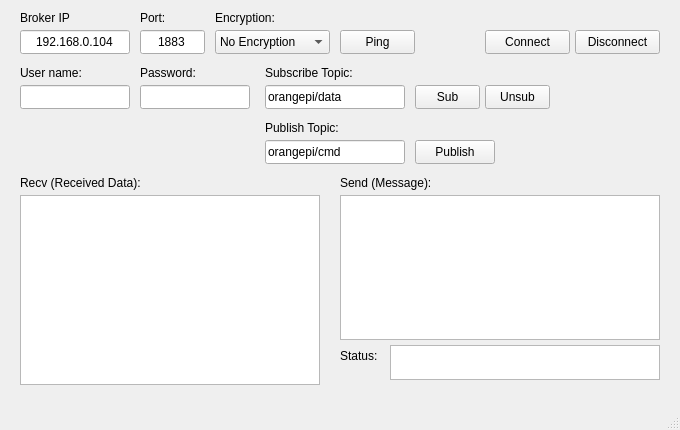
LazyLoon05/MQTT_PC_pi, file mainwindow.ui: the form before one commit.
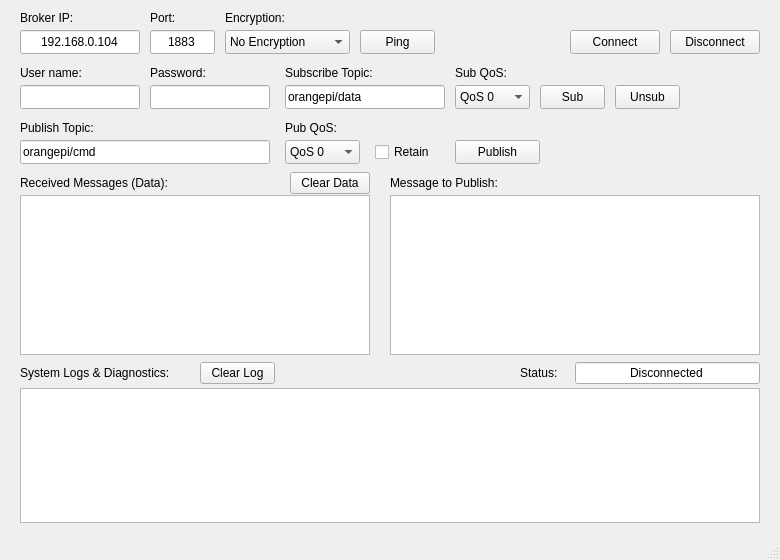
The form after the commit.

Commit message: Step 1.3: Separate Data Messages from System Logs, add Clear buttons, QoS and Retain support

```diff
--- a/mainwindow.ui
+++ b/mainwindow.ui
@@ -6,8 +6,8 @@
    <rect>
     <x>0</x>
     <y>0</y>
-    <width>680</width>
-    <height>430</height>
+    <width>780</width>
+    <height>560</height>
    </rect>
   </property>
   <property name="windowTitle">
@@ -19,7 +19,7 @@
      <rect>
       <x>20</x>
       <y>10</y>
-      <width>50</width>
+      <width>60</width>
       <height>16</height>
      </rect>
     </property>
@@ -32,7 +32,7 @@
      <rect>
       <x>20</x>
       <y>30</y>
-      <width>110</width>
+      <width>120</width>
       <height>24</height>
      </rect>
     </property>
@@ -46,7 +46,7 @@
    <widget class="QLabel" name="label_3">
     <property name="geometry">
      <rect>
-      <x>140</x>
+      <x>150</x>
       <y>10</y>
       <width>40</width>
       <height>16</height>
@@ -59,7 +59,7 @@
    <widget class="QLineEdit" name="PortEdit">
     <property name="geometry">
      <rect>
-      <x>140</x>
+      <x>150</x>
       <y>30</y>
       <width>65</width>
       <height>24</height>
@@ -75,7 +75,7 @@
    <widget class="QLabel" name="label_enc">
     <property name="geometry">
      <rect>
-      <x>215</x>
+      <x>225</x>
       <y>10</y>
       <width>80</width>
       <height>16</height>
@@ -88,9 +88,9 @@
    <widget class="QComboBox" name="Encryption">
     <property name="geometry">
      <rect>
-      <x>215</x>
+      <x>225</x>
       <y>30</y>
-      <width>115</width>
+      <width>125</width>
       <height>24</height>
      </rect>
     </property>
@@ -108,7 +108,7 @@
    <widget class="QPushButton" name="PingButton">
     <property name="geometry">
      <rect>
-      <x>340</x>
+      <x>360</x>
       <y>30</y>
       <width>75</width>
       <height>24</height>
@@ -121,9 +121,9 @@
    <widget class="QPushButton" name="ConnectButton">
     <property name="geometry">
      <rect>
-      <x>485</x>
+      <x>570</x>
       <y>30</y>
-      <width>85</width>
+      <width>90</width>
       <height>24</height>
      </rect>
     </property>
@@ -134,9 +134,9 @@
    <widget class="QPushButton" name="CancelButton">
     <property name="geometry">
      <rect>
-      <x>575</x>
+      <x>670</x>
       <y>30</y>
-      <width>85</width>
+      <width>90</width>
       <height>24</height>
      </rect>
     </property>
@@ -162,7 +162,7 @@
      <rect>
       <x>20</x>
       <y>85</y>
-      <width>110</width>
+      <width>120</width>
       <height>24</height>
      </rect>
     </property>
@@ -170,7 +170,7 @@
    <widget class="QLabel" name="label_7">
     <property name="geometry">
      <rect>
-      <x>140</x>
+      <x>150</x>
       <y>65</y>
       <width>70</width>
       <height>16</height>
@@ -183,9 +183,9 @@
    <widget class="QLineEdit" name="PassEdit">
     <property name="geometry">
      <rect>
-      <x>140</x>
+      <x>150</x>
       <y>85</y>
-      <width>110</width>
+      <width>120</width>
       <height>24</height>
      </rect>
     </property>
@@ -193,9 +193,9 @@
    <widget class="QLabel" name="label_sub">
     <property name="geometry">
      <rect>
-      <x>265</x>
+      <x>285</x>
       <y>65</y>
-      <width>100</width>
+      <width>110</width>
       <height>16</height>
      </rect>
     </property>
@@ -206,9 +206,9 @@
    <widget class="QLineEdit" name="SubTopicEdit">
     <property name="geometry">
      <rect>
-      <x>265</x>
+      <x>285</x>
       <y>85</y>
-      <width>140</width>
+      <width>160</width>
       <height>24</height>
      </rect>
     </property>
@@ -216,10 +216,48 @@
      <string>orangepi/data</string>
     </property>
    </widget>
+   <widget class="QLabel" name="label_sub_qos">
+    <property name="geometry">
+     <rect>
+      <x>455</x>
+      <y>65</y>
+      <width>55</width>
+      <height>16</height>
+     </rect>
+    </property>
+    <property name="text">
+     <string>Sub QoS:</string>
+    </property>
+   </widget>
+   <widget class="QComboBox" name="SubQosCombo">
+    <property name="geometry">
+     <rect>
+      <x>455</x>
+      <y>85</y>
+      <width>75</width>
+      <height>24</height>
+     </rect>
+    </property>
+    <item>
+     <property name="text">
+      <string>QoS 0</string>
+     </property>
+    </item>
+    <item>
+     <property name="text">
+      <string>QoS 1</string>
+     </property>
+    </item>
+    <item>
+     <property name="text">
+      <string>QoS 2</string>
+     </property>
+    </item>
+   </widget>
    <widget class="QPushButton" name="SubButton">
     <property name="geometry">
      <rect>
-      <x>415</x>
+      <x>540</x>
       <y>85</y>
       <width>65</width>
       <height>24</height>
@@ -232,7 +270,7 @@
    <widget class="QPushButton" name="UnsubButton">
     <property name="geometry">
      <rect>
-      <x>485</x>
+      <x>615</x>
       <y>85</y>
       <width>65</width>
       <height>24</height>
@@ -245,9 +283,9 @@
    <widget class="QLabel" name="label_pub">
     <property name="geometry">
      <rect>
-      <x>265</x>
+      <x>20</x>
       <y>120</y>
-      <width>100</width>
+      <width>110</width>
       <height>16</height>
      </rect>
     </property>
@@ -258,9 +296,9 @@
    <widget class="QLineEdit" name="PubTopicEdit">
     <property name="geometry">
      <rect>
-      <x>265</x>
+      <x>20</x>
       <y>140</y>
-      <width>140</width>
+      <width>250</width>
       <height>24</height>
      </rect>
     </property>
@@ -268,12 +306,63 @@
      <string>orangepi/cmd</string>
     </property>
    </widget>
+   <widget class="QLabel" name="label_pub_qos">
+    <property name="geometry">
+     <rect>
+      <x>285</x>
+      <y>120</y>
+      <width>55</width>
+      <height>16</height>
+     </rect>
+    </property>
+    <property name="text">
+     <string>Pub QoS:</string>
+    </property>
+   </widget>
+   <widget class="QComboBox" name="PubQosCombo">
+    <property name="geometry">
+     <rect>
+      <x>285</x>
+      <y>140</y>
+      <width>75</width>
+      <height>24</height>
+     </rect>
+    </property>
+    <item>
+     <property name="text">
+      <string>QoS 0</string>
+     </property>
+    </item>
+    <item>
+     <property name="text">
+      <string>QoS 1</string>
+     </property>
+    </item>
+    <item>
+     <property name="text">
+      <string>QoS 2</string>
+     </property>
+    </item>
+   </widget>
+   <widget class="QCheckBox" name="RetainCheck">
+    <property name="geometry">
+     <rect>
+      <x>375</x>
+      <y>140</y>
+      <width>75</width>
+      <height>24</height>
+     </rect>
+    </property>
+    <property name="text">
+     <string>Retain</string>
+    </property>
+   </widget>
    <widget class="QPushButton" name="SendButton">
     <property name="geometry">
      <rect>
-      <x>415</x>
+      <x>455</x>
       <y>140</y>
-      <width>80</width>
+      <width>85</width>
       <height>24</height>
      </rect>
     </property>
@@ -281,7 +370,9 @@
      <string>Publish</string>
     </property>
    </widget>
-   <widget class="QLabel" name="label">
+
+   <!-- Row 4: Messages Received vs Send Payload -->
+   <widget class="QLabel" name="label_recv">
     <property name="geometry">
      <rect>
       <x>20</x>
@@ -291,7 +382,20 @@
      </rect>
     </property>
     <property name="text">
-     <string>Recv (Received Data):</string>
+     <string>Received Messages (Data):</string>
+    </property>
+   </widget>
+   <widget class="QPushButton" name="ClearRecvButton">
+    <property name="geometry">
+     <rect>
+      <x>290</x>
+      <y>172</y>
+      <width>80</width>
+      <height>22</height>
+     </rect>
+    </property>
+    <property name="text">
+     <string>Clear Data</string>
     </property>
    </widget>
    <widget class="QPlainTextEdit" name="RecvEdit">
@@ -299,39 +403,68 @@
      <rect>
       <x>20</x>
       <y>195</y>
-      <width>300</width>
-      <height>190</height>
+      <width>350</width>
+      <height>160</height>
      </rect>
     </property>
    </widget>
-   <widget class="QLabel" name="label_5">
+
+   <widget class="QLabel" name="label_send">
     <property name="geometry">
      <rect>
-      <x>340</x>
+      <x>390</x>
       <y>175</y>
-      <width>120</width>
+      <width>150</width>
       <height>16</height>
      </rect>
     </property>
     <property name="text">
-     <string>Send (Message):</string>
+     <string>Message to Publish:</string>
     </property>
    </widget>
    <widget class="QPlainTextEdit" name="SendEdit">
     <property name="geometry">
      <rect>
-      <x>340</x>
+      <x>390</x>
       <y>195</y>
-      <width>320</width>
-      <height>145</height>
+      <width>370</width>
+      <height>160</height>
      </rect>
     </property>
    </widget>
-   <widget class="QLabel" name="label_8">
+
+   <!-- Row 5: System Logs and Status -->
+   <widget class="QLabel" name="label_log">
     <property name="geometry">
      <rect>
-      <x>340</x>
-      <y>348</y>
+      <x>20</x>
+      <y>365</y>
+      <width>160</width>
+      <height>16</height>
+     </rect>
+    </property>
+    <property name="text">
+     <string>System Logs &amp; Diagnostics:</string>
+    </property>
+   </widget>
+   <widget class="QPushButton" name="ClearLogButton">
+    <property name="geometry">
+     <rect>
+      <x>200</x>
+      <y>362</y>
+      <width>75</width>
+      <height>22</height>
+     </rect>
+    </property>
+    <property name="text">
+     <string>Clear Log</string>
+    </property>
+   </widget>
+   <widget class="QLabel" name="label_status">
+    <property name="geometry">
+     <rect>
+      <x>520</x>
+      <y>365</y>
       <width>50</width>
       <height>16</height>
      </rect>
@@ -340,13 +473,29 @@
      <string>Status:</string>
     </property>
    </widget>
-   <widget class="QPlainTextEdit" name="StatusEdit">
+   <widget class="QLineEdit" name="StatusEdit">
     <property name="geometry">
      <rect>
-      <x>390</x>
-      <y>345</y>
-      <width>270</width>
-      <height>35</height>
+      <x>575</x>
+      <y>362</y>
+      <width>185</width>
+      <height>22</height>
+     </rect>
+    </property>
+    <property name="text">
+     <string>Disconnected</string>
+    </property>
+    <property name="alignment">
+     <set>Qt::AlignCenter</set>
+    </property>
+   </widget>
+   <widget class="QPlainTextEdit" name="LogEdit">
+    <property name="geometry">
+     <rect>
+      <x>20</x>
+      <y>388</y>
+      <width>740</width>
+      <height>135</height>
      </rect>
     </property>
    </widget>
```
Left out of the diff: 7 changed lines with no effect on the pictures. The commit also changes 2 other files.
